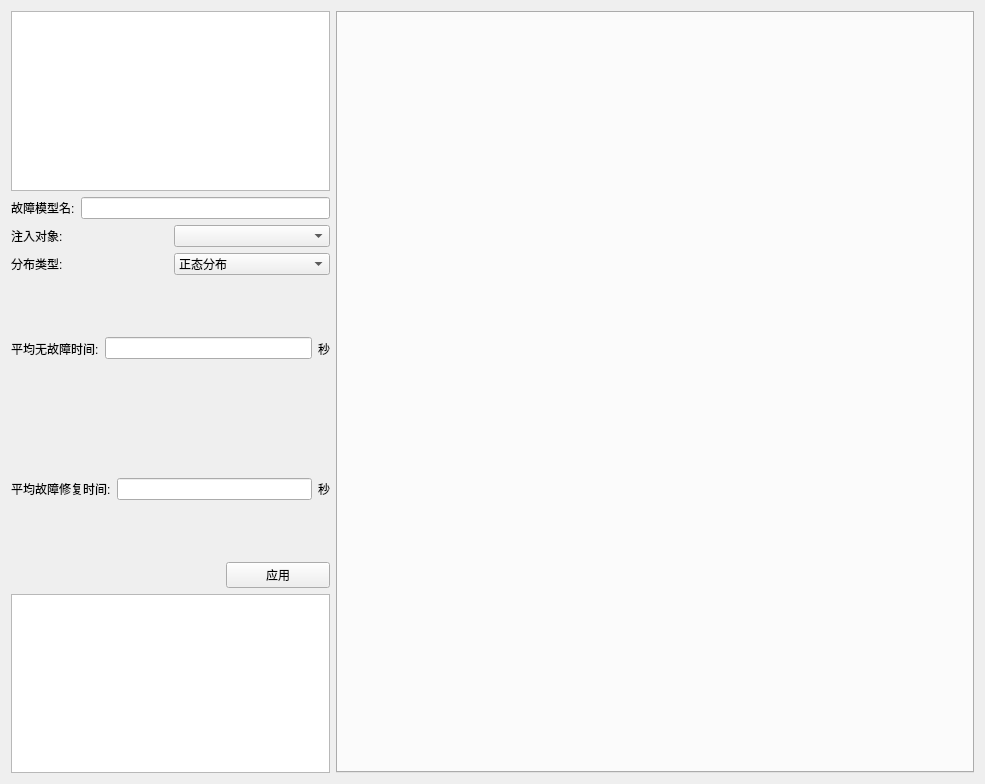
This is component/faultinfo.ui in tocods/jobSimQt as Qt 5 draws it before an edit. The edited form follows.
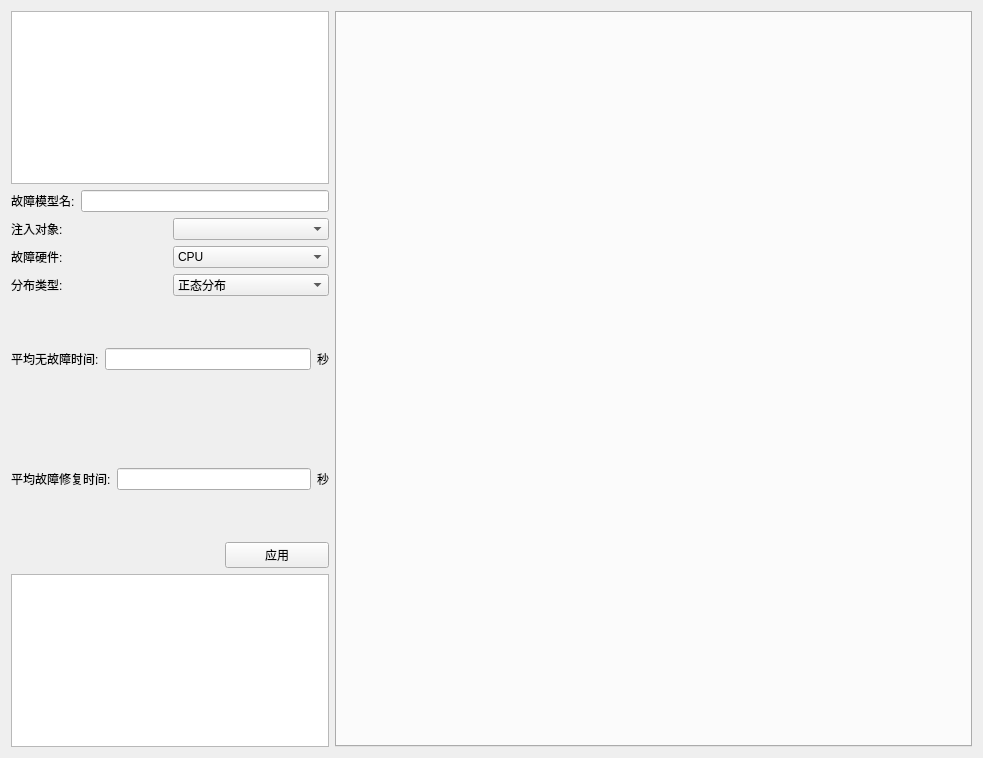
This is the edited form.

Commit message: 错误注入硬件类型添加GPU

What changed in the file:
```diff
--- a/component/faultinfo.ui
+++ b/component/faultinfo.ui
@@ -6,8 +6,8 @@
    <rect>
     <x>0</x>
     <y>0</y>
-    <width>985</width>
-    <height>784</height>
+    <width>983</width>
+    <height>758</height>
    </rect>
   </property>
   <property name="windowTitle">
@@ -51,6 +51,36 @@
            </item>
           </layout>
          </item>
+         <item>
+          <layout class="QHBoxLayout" name="horizontalLayout_9">
+           <item>
+            <widget class="QLabel" name="label_8">
+             <property name="text">
+              <string>故障硬件:</string>
+             </property>
+            </widget>
+           </item>
+           <item>
+            <widget class="QComboBox" name="hardware">
+             <item>
+              <property name="text">
+               <string>CPU</string>
+              </property>
+             </item>
+             <item>
+              <property name="text">
+               <string>内存</string>
+              </property>
+             </item>
+             <item>
+              <property name="text">
+               <string>GPU</string>
+              </property>
+             </item>
+            </widget>
+           </item>
+          </layout>
+         </item>
          <item>
           <layout class="QHBoxLayout" name="horizontalLayout_3">
            <item>
```
The commit also changes 4 other files.
